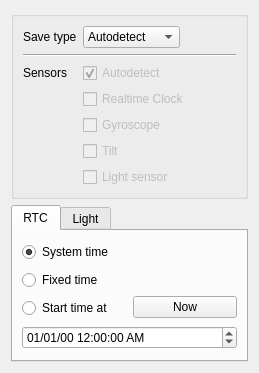
Above: Libretro/mgba/src/platform/qt/GamePakView.ui from kiddreads/Avalon-copy2 before the change. Below: the same form after it.
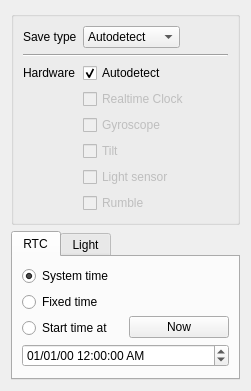
That is the form after the change.

Commit message: Qt: Configurable game overrides for Game Pak devices

Diff of the .ui file:
```diff
--- a/Libretro/mgba/src/platform/qt/GamePakView.ui
+++ b/Libretro/mgba/src/platform/qt/GamePakView.ui
@@ -6,8 +6,8 @@
    <rect>
     <x>0</x>
     <y>0</y>
-    <width>259</width>
-    <height>373</height>
+    <width>251</width>
+    <height>391</height>
    </rect>
   </property>
   <property name="sizePolicy">
@@ -39,15 +39,12 @@
       <item row="2" column="0">
        <widget class="QLabel" name="label_2">
         <property name="text">
-         <string>Sensors</string>
+         <string>Hardware</string>
         </property>
        </widget>
       </item>
       <item row="2" column="1">
-       <widget class="QCheckBox" name="sensorAutodetect">
-        <property name="enabled">
-         <bool>false</bool>
-        </property>
+       <widget class="QCheckBox" name="hwAutodetect">
         <property name="text">
          <string>Autodetect</string>
         </property>
@@ -137,6 +134,16 @@
         </property>
        </widget>
       </item>
+      <item row="7" column="1">
+       <widget class="QCheckBox" name="hwRumble">
+        <property name="enabled">
+         <bool>false</bool>
+        </property>
+        <property name="text">
+         <string>Rumble</string>
+        </property>
+       </widget>
+      </item>
      </layout>
     </widget>
    </item>
```
Left out of the diff: 8 changed lines with no effect on the pictures. The commit also changes 10 other files.
